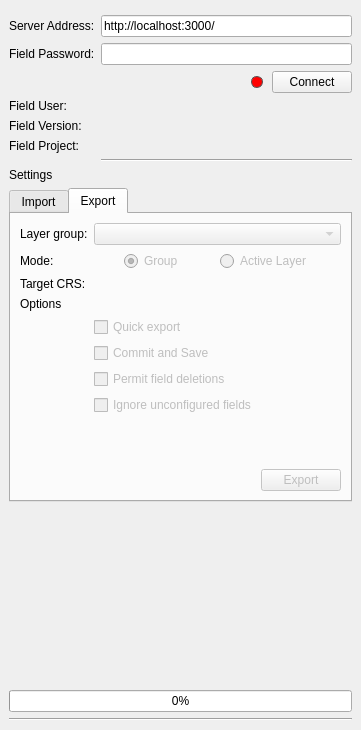
Before: the Qt Designer form field_connect_dockwidget_base.ui in gbv/field-connect, drawn with Qt 5.
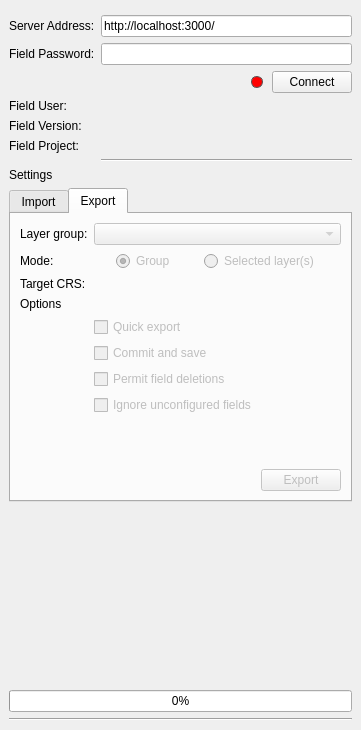
After: the same form once the commit is applied. The open tabs and pages were chosen to show the change. Custom widgets are drawn as their Qt base class.

Commit message: Use selectedLayers() instead of activeLayer() for export

```diff
--- a/field_connect_dockwidget_base.ui
+++ b/field_connect_dockwidget_base.ui
@@ -583,7 +583,7 @@
                  <string>Only export the layer selected in the layer tree</string>
                 </property>
                 <property name="text">
-                 <string>Active Layer</string>
+                 <string>Selected layer(s)</string>
                 </property>
                </widget>
               </item>
@@ -679,7 +679,7 @@
                  <string>Saves the layer during the export. Useful in combination with the quick export option</string>
                 </property>
                 <property name="text">
-                 <string>Commit and Save</string>
+                 <string>Commit and save</string>
                 </property>
                 <property name="checked">
                  <bool>false</bool>
```
Left out of the diff: 2 changed lines with no effect on the pictures. The commit also changes 1 other file.
